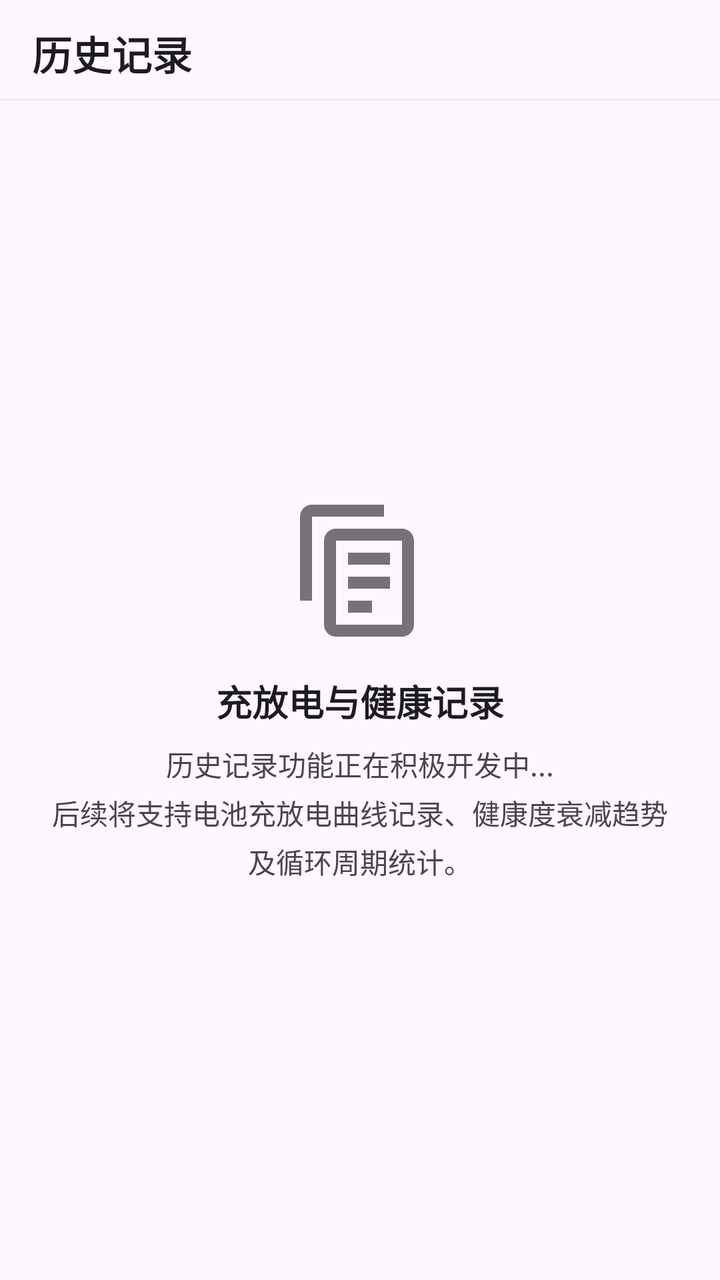
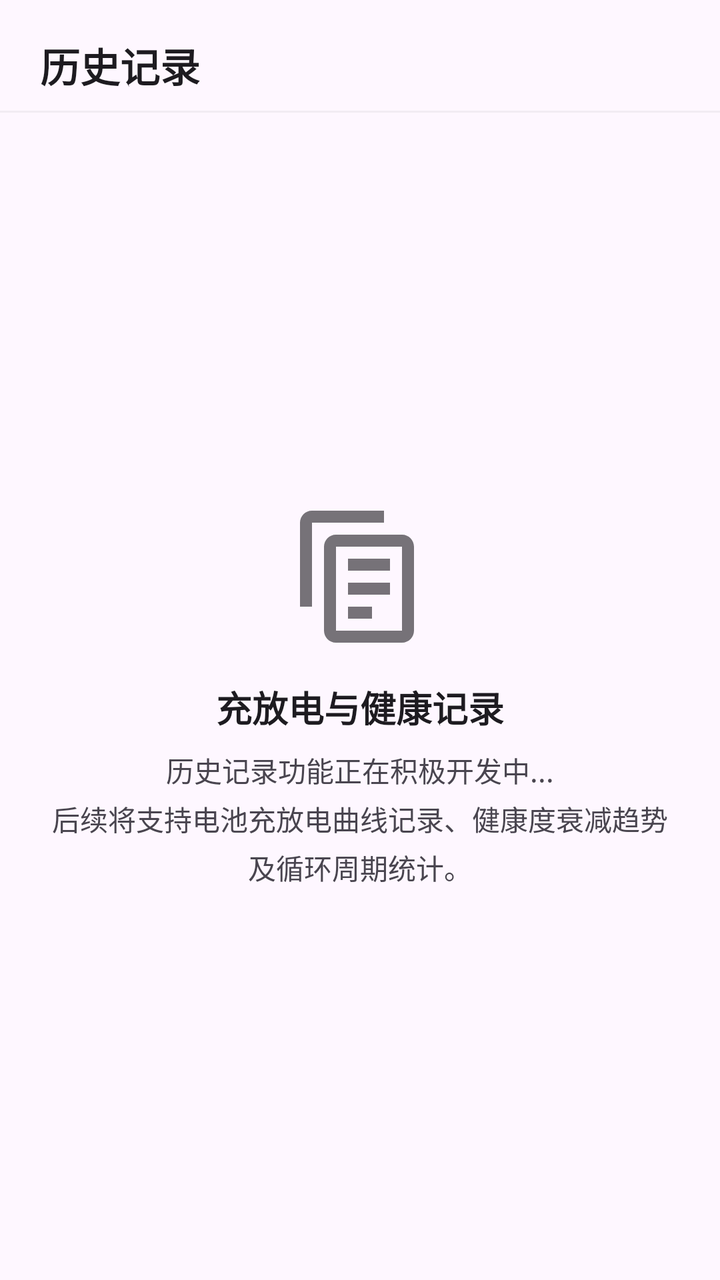

Before-and-after screenshots of an Android layout around one commit, followed by the original layout XML and the change that was made.
<!-- AndroidManifest.xml: application theme Theme.BatteryApp -->
<!-- res/layout/fragment_history.xml -->
<?xml version="1.0" encoding="utf-8"?>
<LinearLayout xmlns:android="http://schemas.android.com/apk/res/android"
    android:layout_width="match_parent"
    android:layout_height="match_parent"
    android:orientation="vertical">

    
    <LinearLayout
        android:layout_width="match_parent"
        android:layout_height="wrap_content"
        android:gravity="center_vertical"
        android:orientation="horizontal"
        android:paddingHorizontal="16dp"
        android:paddingTop="12dp"
        android:paddingBottom="8dp">

        <TextView
            android:layout_width="wrap_content"
            android:layout_height="wrap_content"
            android:text="历史记录"
            android:textColor="?android:attr/textColorPrimary"
            android:textSize="20sp"
            android:textStyle="bold" />
    </LinearLayout>

    <View
        android:layout_width="match_parent"
        android:layout_height="1dp"
        android:background="#1A888888" />

    
    <ScrollView
        android:layout_width="match_parent"
        android:layout_height="match_parent"
        android:fillViewport="true">

        <LinearLayout
            android:layout_width="match_parent"
            android:layout_height="wrap_content"
            android:gravity="center"
            android:orientation="vertical"
            android:padding="24dp">

            <ImageView
                android:layout_width="72dp"
                android:layout_height="72dp"
                android:layout_marginBottom="16dp"
                android:alpha="0.6"
                android:src="@drawable/ic_nav_history" />

            <TextView
                android:layout_width="wrap_content"
                android:layout_height="wrap_content"
                android:text="充放电与健康记录"
                android:textColor="?android:attr/textColorPrimary"
                android:textSize="18sp"
                android:textStyle="bold" />

            <TextView
                android:layout_width="wrap_content"
                android:layout_height="wrap_content"
                android:layout_marginTop="8dp"
                android:gravity="center"
                android:lineSpacingExtra="4dp"
                android:text="历史记录功能正在积极开发中...\n后续将支持电池充放电曲线记录、健康度衰减趋势及循环周期统计。"
                android:textColor="?android:attr/textColorSecondary"
                android:textSize="14sp" />

        </LinearLayout>
    </ScrollView>

</LinearLayout>
<!-- resources referenced by this layout -->
<resources>
  <!-- drawable ic_nav_history (drawable) -->
  <?xml version="1.0" encoding="utf-8"?>
  <vector xmlns:android="http://schemas.android.com/apk/res/android"
      android:width="24dp"
      android:height="24dp"
      android:viewportWidth="24"
      android:viewportHeight="24">
      
      <path
          android:fillColor="?android:attr/textColorPrimary"
          android:pathData="M16,1H4C2.9,1 2,1.9 2,3v14h2V3h12V1z M19,5H8C6.9,5 6,5.9 6,7v14c0,1.1 0.9,2 2,2h11c1.1,0 2,-0.9 2,-2V7C21,5.9 20.1,5 19,5z M19,21H8V7h11V21z M10,9h7v2h-7V9z M10,13h7v2h-7V13z M10,17h4v2h-4V17z" />
  </vector>
  <style name="Theme.BatteryApp" parent="Theme.Material3.DayNight.NoActionBar">
          <item name="colorPrimary">@color/primary</item>
          <item name="colorPrimaryDark">@color/primary_dark</item>
          <item name="colorAccent">@color/color_accent</item>
          <item name="colorSurface">@color/surface_light</item>
          <item name="colorOnSurface">@color/text_primary_light</item>
          <item name="colorOnSurfaceVariant">@color/text_secondary_light</item>
          <item name="android:statusBarColor">@android:color/transparent</item>
          <item name="android:navigationBarColor">@android:color/transparent</item>
          <item name="android:windowDrawsSystemBarBackgrounds">true</item>
      </style>
  <color name="primary">#1976D2</color>
  <color name="primary_dark">#0D47A1</color>
  <color name="color_accent">#00E676</color>
  <color name="surface_light">#F8FAFC</color>
  <color name="text_primary_light">#1E293B</color>
  <color name="text_secondary_light">#64748B</color>
</resources>

<!-- the commit's change to res/layout/fragment_history.xml (unified diff, before → after) -->
@@ -1,5 +1,6 @@
 <?xml version="1.0" encoding="utf-8"?>
 <LinearLayout xmlns:android="http://schemas.android.com/apk/res/android"
+    xmlns:app="http://schemas.android.com/apk/res-auto"
     android:layout_width="match_parent"
     android:layout_height="match_parent"
     android:orientation="vertical">
@@ -8,10 +9,8 @@
     <LinearLayout
         android:layout_width="match_parent"
         android:layout_height="wrap_content"
-        android:gravity="center_vertical"
-        android:orientation="horizontal"
-        android:paddingHorizontal="16dp"
-        android:paddingTop="12dp"
+        android:paddingHorizontal="20dp"
+        android:paddingTop="18dp"
         android:paddingBottom="8dp">
 
         <TextView
